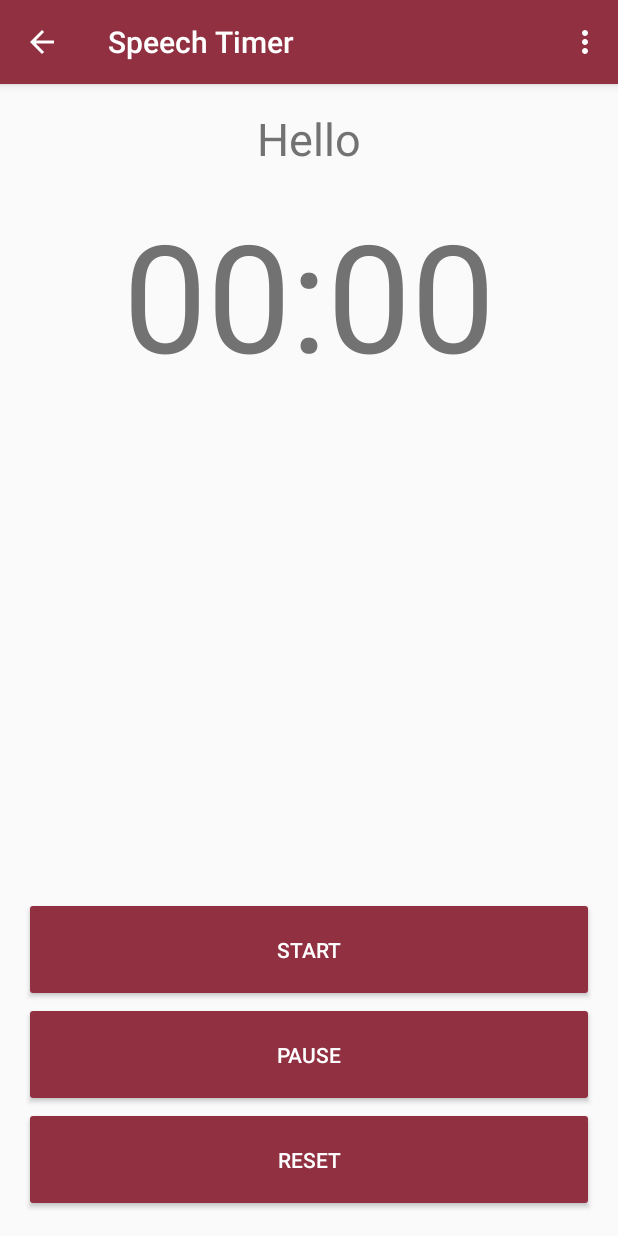
After one commit to raokarthik74/Toastmasters, an Android app: the speechTimer screen opened directly, with no data from a screen before it, on a phone screen of 412 x 824 dp. The commit adds this screen. Run offline under Robolectric (Android 15) with nearby library versions, the phone set to English and light mode, and no system bars.

Commit message:
with chronometer and few changes

```diff
--- a/Toastmasters3/app/src/main/java/com/district92/toastmasters/MainActivity.java
+++ b/Toastmasters3/app/src/main/java/com/district92/toastmasters/MainActivity.java
@@ -239,7 +239,7 @@ public class MainActivity extends ActionBarActivity implements ActionBar.TabList
                     //Toast.makeText(getActivity(), listStrings[position], Toast.LENGTH_LONG).show();
                    // Snackbar.make(view, listStrings[position], Snackbar.LENGTH_LONG).show();
                     if (positionOfClub == 0) {
-                        Intent intentFromClubFragment = new Intent(getActivity(), selectProjectActivity.class);
+                        Intent intentFromClubFragment = new Intent(getActivity(), timerSelectionActivity.class);
                         intentFromClubFragment.putExtra(positionOfSelectionOfObjectFromClubFragment, positionOfClub);
                         startActivity(intentFromClubFragment);
                     }
--- /dev/null
+++ b/Toastmasters3/app/src/main/java/com/district92/toastmasters/speechTimer.java
@@ -0,0 +1,68 @@
+package com.district92.toastmasters;
+
+import android.os.SystemClock;
+import android.support.v7.app.ActionBarActivity;
+import android.os.Bundle;
+import android.view.Menu;
+import android.view.MenuItem;
+import android.view.View;
+import android.widget.Chronometer;
+import android.widget.TextView;
+import android.widget.Toast;
+
+import java.util.concurrent.TimeUnit;
+
+
+public class speechTimer extends ActionBarActivity {
+
+    @Override
+    protected void onCreate(Bundle savedInstanceState) {
+        setTitle("Speech Timer");
+        super.onCreate(savedInstanceState);
+        setContentView(R.layout.activity_speech_timer);
+    }
+    public void startChronometer(final View view) {
+        ((Chronometer) findViewById(R.id.chronometer)).start();
+        ((Chronometer) findViewById(R.id.chronometer)).setOnChronometerTickListener(new Chronometer.OnChronometerTickListener() {
+            @Override
+            public void onChronometerTick(Chronometer chronometer) {
+                long elapsedTime = SystemClock.elapsedRealtime() - chronometer.getBase();
+                long elapsedTimeInMinutes = TimeUnit.MILLISECONDS.toMinutes(elapsedTime);
+                TextView mytext = (TextView) findViewById(R.id.getcurrent);
+                mytext.setText("" + elapsedTimeInMinutes);
+            }
+        });
+    }
+
+    public void stopChronometer(View view) {
+        ((Chronometer) findViewById(R.id.chronometer)).stop();
+    }
+
+    public void resetChronometer(View view) {
+        long elapsedMillis = SystemClock.elapsedRealtime() - ((Chronometer) findViewById(R.id.chronometer)).getBase();
+    }
+
+
+
+    @Override
+    public boolean onCreateOptionsMenu(Menu menu) {
+        // Inflate the menu; this adds items to the action bar if it is present.
+        getMenuInflater().inflate(R.menu.menu_speech_chronometer, menu);
+        return true;
+    }
+
+    @Override
+    public boolean onOptionsItemSelected(MenuItem item) {
+        // Handle action bar item clicks here. The action bar will
+        // automatically handle clicks on the Home/Up button, so long
+        // as you specify a parent activity in AndroidManifest.xml.
+        int id = item.getItemId();
+
+        //noinspection SimplifiableIfStatement
+        if (id == R.id.action_settings) {
+            return true;
+        }
+
+        return super.onOptionsItemSelected(item);
+    }
+}
--- /dev/null
+++ b/Toastmasters3/app/src/main/res/layout/activity_speech_timer.xml
@@ -0,0 +1,61 @@
+<RelativeLayout xmlns:android="http://schemas.android.com/apk/res/android"
+    xmlns:tools="http://schemas.android.com/tools" android:layout_width="match_parent"
+    android:layout_height="match_parent" android:paddingLeft="@dimen/activity_horizontal_margin"
+    android:paddingRight="@dimen/activity_horizontal_margin"
+    android:paddingTop="@dimen/activity_vertical_margin"
+    android:paddingBottom="@dimen/activity_vertical_margin"
+    tools:context="com.district92.toastmasters.speechChronometer">
+
+    <Chronometer
+        android:layout_width="wrap_content"
+        android:layout_height="wrap_content"
+        android:id="@+id/chronometer"
+        android:textSize="100dp"
+
+        android:layout_alignParentTop="true"
+        android:layout_centerHorizontal="true"
+        android:layout_marginTop="57dp" />
+
+    <Button
+        android:id="@+id/button1"
+        android:layout_width="match_parent"
+        android:layout_height="70dp"
+        android:text="Start"
+        android:textColor="@color/icons"
+        android:onClick="startChronometer"
+        android:layout_above="@+id/button2"
+        android:layout_alignParentLeft="true"
+        android:layout_alignParentStart="true" />
+
+    <Button
+        android:id="@+id/button2"
+        android:layout_width="match_parent"
+        android:layout_height="70dp"
+        android:text="Pause"
+        android:textColor="@color/icons"
+        android:onClick="stopChronometer"
+        android:layout_above="@+id/resetButton"
+        android:layout_alignParentLeft="true"
+        android:layout_alignParentStart="true" />
+
+    <Button
+        android:id="@+id/resetButton"
+        android:layout_width="match_parent"
+        android:layout_height="70dp"
+        android:text="reset"
+        android:onClick="resetChronometer"
+        android:textColor="@color/icons"
+        android:layout_alignParentBottom="true"
+        android:layout_alignParentLeft="true"
+        android:layout_alignParentStart="true" />
+
+    <TextView
+        android:layout_width="wrap_content"
+        android:layout_height="wrap_content"
+        android:text="Hello"
+        android:id="@+id/getcurrent"
+        android:layout_alignParentTop="true"
+        android:layout_centerHorizontal="true"
+        android:textSize="30dp" />
+
+</RelativeLayout>
--- /dev/null
+++ b/Toastmasters3/app/src/main/res/menu/menu_speech_chronometer.xml
@@ -0,0 +1,7 @@
+<menu xmlns:android="http://schemas.android.com/apk/res/android"
+    xmlns:app="http://schemas.android.com/apk/res-auto"
+    xmlns:tools="http://schemas.android.com/tools"
+    tools:context="com.district92.toastmasters.speechChronometer">
+    <item android:id="@+id/action_settings" android:title="@string/action_settings"
+        android:orderInCategory="100" app:showAsAction="never" />
+</menu>
--- a/Toastmasters3/app/src/main/res/values/color.xml
+++ b/Toastmasters3/app/src/main/res/values/color.xml
@@ -3,12 +3,9 @@
     <color name="primary">#903041</color>
     <color name="primary_dark">#004165</color>
     <color name="primary_light">#CD202C</color>
-    <color name="accent">#A9B2B1</color>
+    <color name="accent">#F2DF74</color>
     <color name="primary_text">#212121</color>
     <color name="secondary_text">#727272</color>
     <color name="icons">#FFFFFF</color>
     <color name="divider">#B6B6B6</color>
-    <color name="green">#008000</color>
-    <color name="amber">#FFC200</color>
-    <color name="red">#FF0000</color>
 </resources>
--- a/Toastmasters3/app/src/main/res/values/strings.xml
+++ b/Toastmasters3/app/src/main/res/values/strings.xml
@@ -22,4 +22,7 @@
     <string name="dummy_content">DUMMY\nCONTENT</string>
     <string name="title_activity_timer">Timer</string>
     <string name="title_activity_select_project">selectProjectActivity</string>
+    <string name="title_activity_speech_timer">speechTimerActivity</string>
+    <string name="title_activity_speech_chronometer">speechChronometer</string>
+    <string name="title_activity_timer_selection">timerSelectionActivity</string>
 </resources>
```
Also changed, not shown: Toastmasters3/app/src/main/AndroidManifest.xml (+34 -1 lines), Toastmasters3/app/src/main/java/com/district92/toastmasters/Timer.java (deleted, +0 -92 lines), Toastmasters3/app/src/main/java/com/district92/toastmasters/selectProjectActivity.java (deleted, +0 -72 lines), Toastmasters3/app/src/main/java/com/district92/toastmasters/timerSelectionActivity.java (added, +82 -0 lines), Toastmasters3/app/src/main/res/layout/activity_timer.xml (deleted, +0 -22 lines), Toastmasters3/app/src/main/res/menu/menu_speech_timer.xml (added, +7 -0 lines), Toastmasters3/app/src/main/res/menu/menu_timer_selection.xml (added, +7 -0 lines), Toastmasters3/app/src/main/res/layout/activity_timer_selection.xml (renamed from Toastmasters3/app/src/main/res/layout/activity_select_project.xml).
